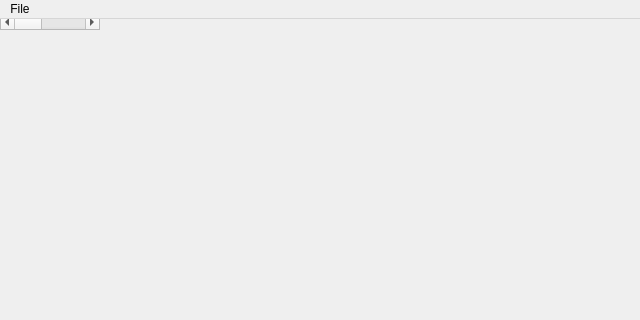
This is PyMangaDownloader.ui in ilbay/PyMangaDownloader as Qt 5 draws it before an edit; both pictures show x 0 to 640 and y 0 to 320 of the 640 by 480 pixel window. The edited form follows.
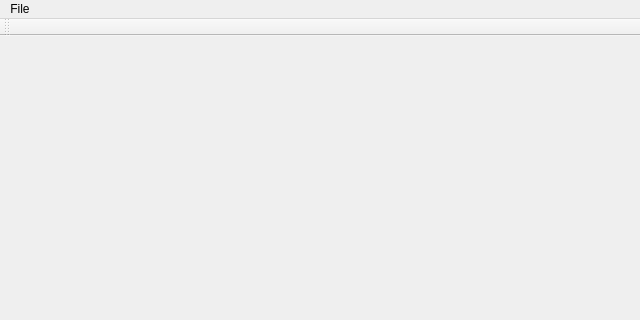
This is the edited form.

What changed in the file:
```diff
--- a/PyMangaDownloader.ui
+++ b/PyMangaDownloader.ui
@@ -51,6 +51,17 @@
    <addaction name="menuFile"/>
   </widget>
   <widget class="QStatusBar" name="statusbar"/>
+  <widget class="QToolBar" name="toolBar">
+   <property name="windowTitle">
+    <string>toolBar</string>
+   </property>
+   <attribute name="toolBarArea">
+    <enum>TopToolBarArea</enum>
+   </attribute>
+   <attribute name="toolBarBreak">
+    <bool>false</bool>
+   </attribute>
+  </widget>
   <action name="actionNew_Manga">
    <property name="text">
     <string>New Manga</string>
```
Left out of the diff: 2 changed lines with no effect on the pictures.
